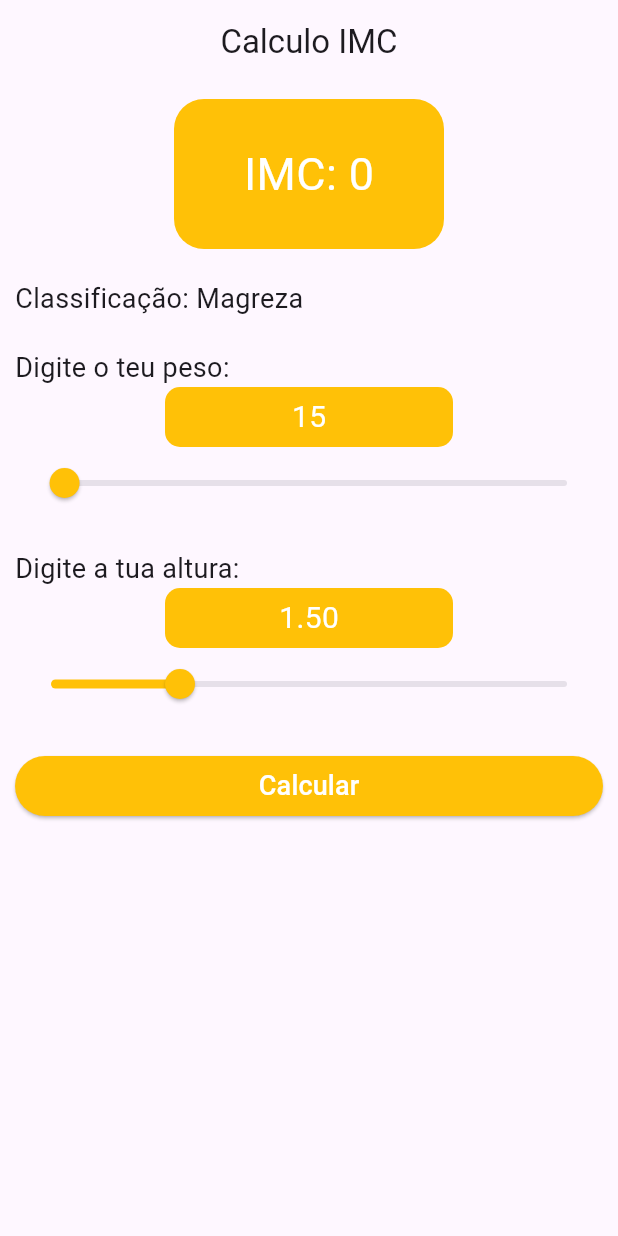
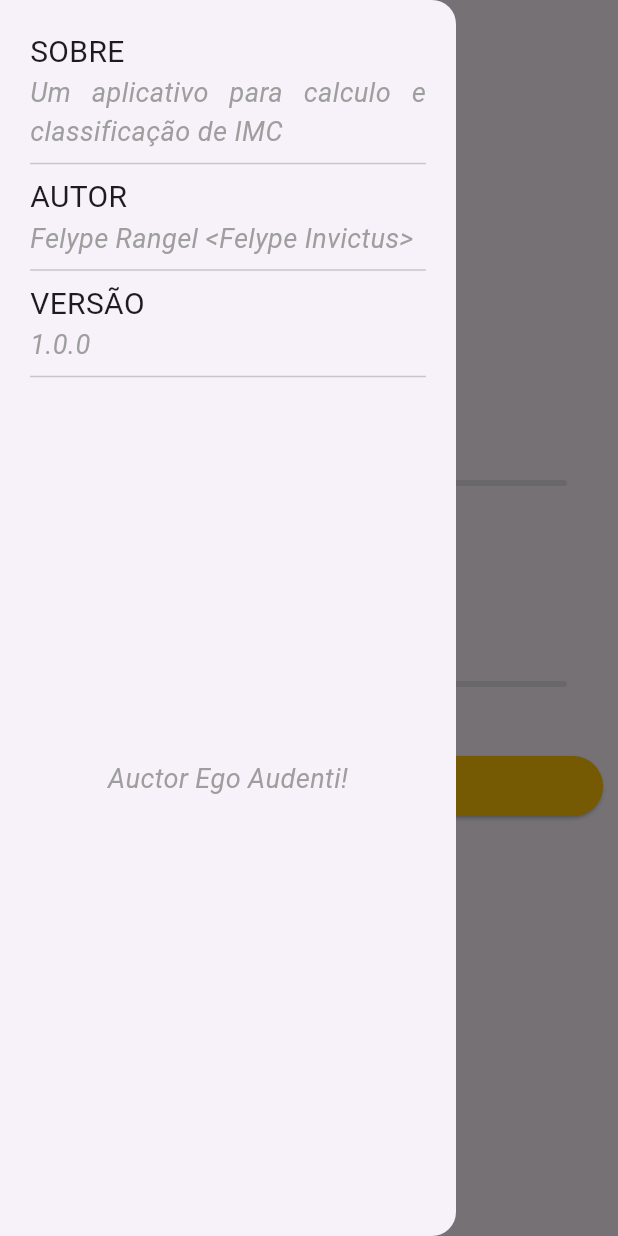
Before and after one commit to FelypeInvictus/IMC_App, a Flutter app: the screen it shows after launch, with the side drawer open (before the commit the screen has no drawer), on a phone screen of 412 x 824 dp. Run offline on Flutter 3.47's test engine with Material 3 defaults, Android fonts, the phone set to English and light mode, and no system bars.

Commit message:
General refactoring / Added Drawer

```diff
--- a/lib/main.dart
+++ b/lib/main.dart
@@ -2,11 +2,11 @@ import 'package:flutter/material.dart';
 import 'package:imc/pages/home_page.dart';
 
 void main() {
-  runApp(const MyApp());
+  runApp(const ImcApp());
 }
 
-class MyApp extends StatelessWidget {
-  const MyApp({super.key});
+class ImcApp extends StatelessWidget {
+  const ImcApp({super.key});
 
   // This widget is the root of your application.
   @override
@@ -14,7 +14,7 @@ class MyApp extends StatelessWidget {
     return MaterialApp(
       title: 'Flutter Demo',
       theme: ThemeData(
-        //colorScheme: ColorScheme.fromSeed(seedColor: Colors.amberAccent),
+
         useMaterial3: true,
       ),
       debugShowCheckedModeBanner: false,
--- a/lib/pages/home_page.dart
+++ b/lib/pages/home_page.dart
@@ -1,5 +1,6 @@
 import 'package:flutter/material.dart';
 import 'package:flutter/widgets.dart';
+import 'package:imc/pages/widgets/drawer.dart';
 import 'package:imc/utils/imc_calculo.dart';
 import 'package:imc/utils/imc_classificacao.dart';
 import 'package:imc/utils/text_custom.dart';
@@ -13,9 +14,9 @@ class HomePage extends StatefulWidget {
 }
 
 class _HomePageState extends State<HomePage> {
-
+  int counter = 2;
   double imc = 0;
-bool isCalc = false;
+  bool isNoCalc = true;
   double peso = 15.0;
   double altura = 1.5;
 
@@ -23,98 +24,100 @@ double altura = 1.5;
   Widget build(BuildContext context) {
     return Scaffold(
       appBar: AppBar(title: Text(widget.title), centerTitle: true),
+      drawer: customDrawer(about: "Sobre", version: "Versão", author: "Autor", context: context),
       body: Center(
         child: ListView(
-          padding: EdgeInsets.all(10.0),
-          //mainAxisAlignment: MainAxisAlignment.spaceAround,
-          //crossAxisAlignment: CrossAxisAlignment.start,
+          padding: const EdgeInsets.all(10.0),
           children: [
             Center(
               child: Container(
                   height: 100,
                   width: 180,
-
-                decoration: BoxDecoration(borderRadius: BorderRadius.circular(20), color: Colors.amber),
-                child: Center(child: Text("IMC: ${imc.round().toString()}", style: TextStyle(fontSize: 30, color: Colors.white),),)),
+                  decoration: BoxDecoration(
+                      borderRadius: BorderRadius.circular(20),
+                      color: Colors.amber),
+                  child: Center(
+                    child: Text(
+                      "IMC: ${imc.round().toString()}",
+                      style: const TextStyle(fontSize: 30, color: Colors.white),
                     ),
-             SizedBox(height: 20,),
-                         textCustom(title: "Classificação: ${classificacao(imc).toString()}"),
-
-            //textCustom(title: "Classificação: ${isCalc ? classificacao(imc) : " "}"),
-             SizedBox(height: 20,),
+                  )),
+            ),
+            const SizedBox(
+              height: 20,
+            ),
+            textCustom(
+                title: "Classificação: ${isNoCalc ? " " : classificacao(imc)}"),
+            const SizedBox(
+              height: 20,
+            ),
             textCustom(title: "Digite o teu peso:"),
             Container(
-              margin: EdgeInsets.symmetric(horizontal: 100),
+              margin: const EdgeInsets.symmetric(horizontal: 100),
               height: 40,
               width: 80,
-              decoration: BoxDecoration(borderRadius: BorderRadius.circular(10), color: Colors.amber),
-              child: Center(child: Text(peso.toStringAsFixed(0), style: const TextStyle(fontSize: 20, color: Colors.white),)),
+              decoration: BoxDecoration(
+                  borderRadius: BorderRadius.circular(10), color: Colors.amber),
+              child: Center(
+                  child: Text(
+                peso.toStringAsFixed(0),
+                style: const TextStyle(fontSize: 20, color: Colors.white),
+              )),
             ),
-             Slider(value: peso,
+            Slider(
+                value: peso,
                 min: 10,
                 max: 200,
-
                 activeColor: Colors.amber,
-
                 onChanged: (value) {
-
                   setState(() {
                     peso = value;
                   });
-
                 }),
-            // TextFormField(
-
-            //   controller: controllerPeso,
-            //   keyboardType: TextInputType.number,
-
-            // ),
-                  SizedBox(height: 20,),
+            const SizedBox(
+              height: 20,
+            ),
             textCustom(title: "Digite a tua altura:"),
             Container(
-              margin: EdgeInsets.symmetric(horizontal: 100),
+              margin: const EdgeInsets.symmetric(horizontal: 100),
               height: 40,
               width: 80,
-              decoration: BoxDecoration(borderRadius: BorderRadius.circular(10), color: Colors.amber),
-              child: Center(child: Text(altura.toStringAsFixed(2), style: const TextStyle(fontSize: 20, color: Colors.white),)),
+              decoration: BoxDecoration(
+                  borderRadius: BorderRadius.circular(10), color: Colors.amber),
+              child: Center(
+                  child: Text(
+                altura.toStringAsFixed(2),
+                style: const TextStyle(fontSize: 20, color: Colors.white),
+              )),
             ),
-            Slider(value: altura,
-
+            Slider(
+                value: altura,
                 min: 1,
                 max: 3,
                 activeColor: Colors.amber,
                 onChanged: (value) {
-
-
-
                   setState(() {
                     altura = value;
                   });
-
-
                 }),
-            // TextFormField(
-            //   controller: controllerAltura,
-            //   keyboardType: TextInputType.phone,
-            // ),
-                  SizedBox(height: 20,),
+            const SizedBox(
+              height: 20,
+            ),
             ElevatedButton(
-
                 style: ElevatedButton.styleFrom(
                   backgroundColor: Colors.amber,
                   foregroundColor: Colors.white,
                 ),
-              onPressed: (){
+                onPressed: () {
                   setState(() {
-                debugPrint(altura.toString());
                     imc = calculaIMC(peso, altura);
-
-                //isCalc = !isCalc;
+                    if (counter > 1) {
+                      isNoCalc = !isNoCalc;
+                      counter--;
+                    }
                   });
-            }, child: textCustom(title: "Calcular")),
-
-
-
+                },
+                child: textCustom(title: "Calcular")),
           ],
         ),
       ),
--- /dev/null
+++ b/lib/pages/widgets/drawer.dart
@@ -0,0 +1,41 @@
+
+import 'package:flutter/material.dart';
+import 'package:imc/utils/subtitle_drawer.dart';
+import 'package:imc/utils/title_drawer.dart';
+
+customDrawer ({
+  required about,
+  required version,
+  required author,
+  required context,
+}) => Drawer(
+  child: Padding(padding: EdgeInsets.symmetric(vertical: 20, horizontal: 20),
+
+  child: ListView(
+    children: [
+
+        titleDrawer(text: about),
+        subTitleDrawer(text: "Um aplicativo para calculo e classificação de IMC"),
+
+
+         Divider(),
+
+        titleDrawer(text: author),
+        subTitleDrawer(text: "Felype Rangel <Felype Invictus>"),
+
+        Divider(),
+
+        titleDrawer(text: version),
+        subTitleDrawer(text: "1.0.0"),
+         Divider(),
+  SizedBox(height: MediaQuery.of(context).size.height * 0.3,),
+          Center(
+            child: subTitleDrawer(text: "Auctor Ego Audenti!"),
+          )
+
+
+    ],
+  ),
+  ),
+
+);
--- /dev/null
+++ b/lib/utils/subtitle_drawer.dart
@@ -0,0 +1,15 @@
+import 'package:flutter/material.dart';
+
+subTitleDrawer({
+  required String text,
+}) =>
+    Text(
+      text,
+      textAlign: TextAlign.justify,
+      style: const TextStyle(
+        fontSize: 18,
+        color: Colors.grey,
+        fontStyle: FontStyle.italic,
+
+      ),
+    );
--- /dev/null
+++ b/lib/utils/title_drawer.dart
@@ -0,0 +1,11 @@
+import 'package:flutter/material.dart';
+
+titleDrawer({
+  required String text,
+}) =>
+    Text(
+      text.toUpperCase(),
+      style: const TextStyle(
+        fontSize: 20,
+      ),
+    );
```
Lines whose indentation alone changed are shown as unchanged.
